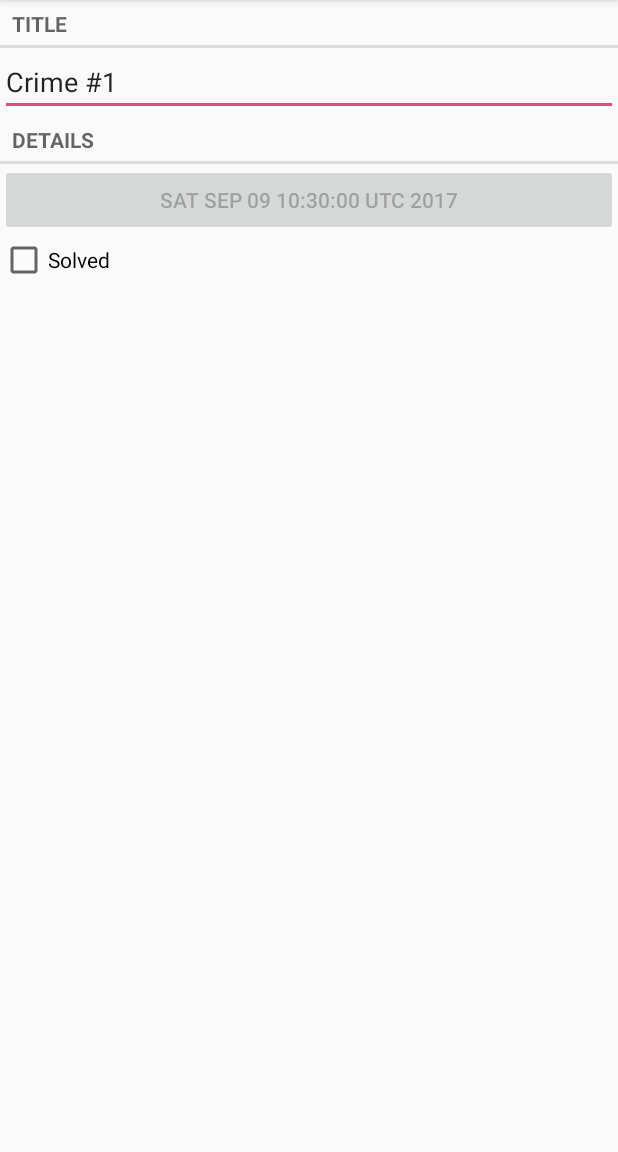
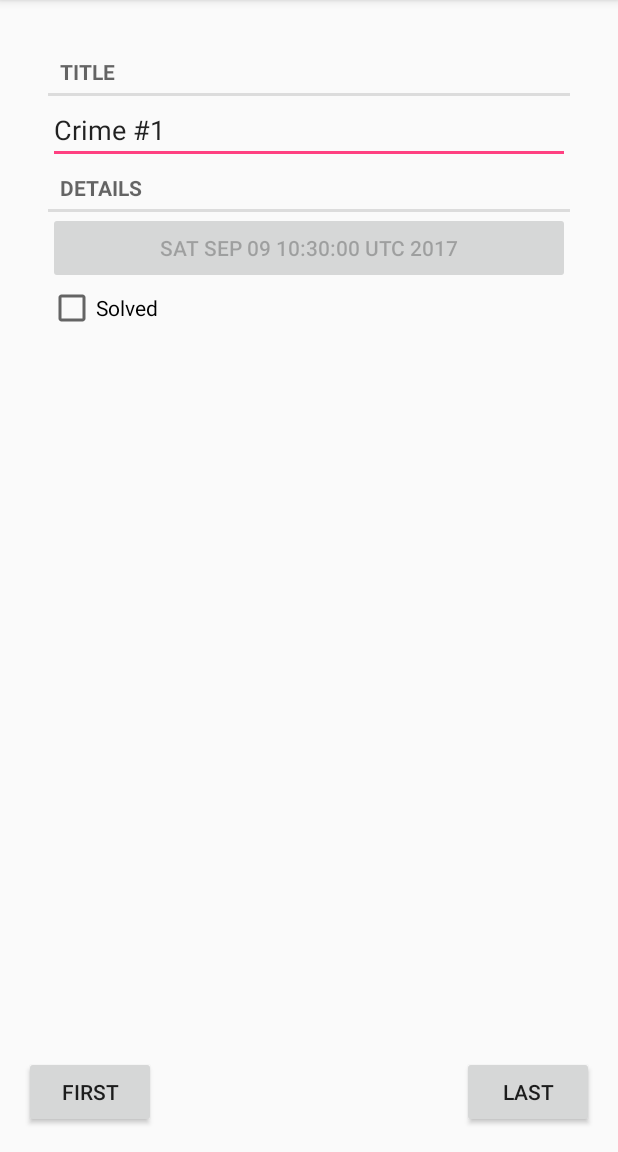
Before and after one commit to macuta/CriminalIntent, an Android app: the screen it shows after launch (CrimePagerActivity), after a tap on an icon or button, on a phone screen of 412 x 824 dp, the part 84-1236 px from its top. Run offline under Robolectric (Android 15) with nearby library versions, the phone set to English and light mode, and no system bars.

Commit message:
first and last buttons

```diff
--- a/app/src/main/java/com/bignerdranch/android/criminalintent/CrimePagerActivity.java
+++ b/app/src/main/java/com/bignerdranch/android/criminalintent/CrimePagerActivity.java
@@ -9,6 +9,9 @@ import android.support.v4.app.FragmentManager;
 import android.support.v4.app.FragmentStatePagerAdapter;
 import android.support.v4.view.ViewPager;
 import android.support.v7.app.AppCompatActivity;
+import android.view.View;
+import android.widget.Button;
+import android.widget.Toast;
 
 import java.util.List;
 import java.util.UUID;
@@ -18,6 +21,8 @@ public class CrimePagerActivity extends AppCompatActivity
     private static final String EXTRA_CRIME_ID = "com.bignerdranch.android.criminalintent.crime_id";
     private ViewPager mViewPager;
     private List<Crime> mCrimes;
+    private Button mFirstButton;
+    private Button mLastButton;
 
     public static Intent newIntent(Context packageContext, UUID crimeId) {
         Intent intent = new Intent(packageContext, CrimePagerActivity.class);
@@ -34,7 +39,38 @@ public class CrimePagerActivity extends AppCompatActivity
 
         UUID crimeId = (UUID) getIntent().getSerializableExtra(EXTRA_CRIME_ID);
 
+        mFirstButton = (Button) findViewById(R.id.button_first);
+        mLastButton = (Button) findViewById(R.id.button_last);
+
         mViewPager = (ViewPager) findViewById(R.id.crime_view_pager);
+        mViewPager.addOnPageChangeListener(new ViewPager.OnPageChangeListener() {
+            @Override
+            public void onPageScrolled(int position, float positionOffset, int positionOffsetPixels) {
+
+            }
+
+            @Override
+            public void onPageSelected(int position) {
+                Toast.makeText(getApplicationContext(), "" + position, Toast.LENGTH_SHORT).show();
+
+                if (position == mCrimes.size()-1) {
+                    mLastButton.setEnabled(false);
+                } else {
+                    mLastButton.setEnabled(true);
+                }
+
+                if (position == 0) {
+                    mFirstButton.setEnabled(false);
+                } else {
+                    mFirstButton.setEnabled(true);
+                }
+            }
+
+            @Override
+            public void onPageScrollStateChanged(int state) {
+
+            }
+        });
         mCrimes = CrimeLab.get(this).getCrimes();
         FragmentManager fragmentManager = getSupportFragmentManager();
         mViewPager.setAdapter(new FragmentStatePagerAdapter(fragmentManager) {
@@ -56,5 +92,19 @@ public class CrimePagerActivity extends AppCompatActivity
                 break;
             }
         }
+
+        mFirstButton.setOnClickListener(new View.OnClickListener() {
+            @Override
+            public void onClick(View v) {
+              mViewPager.setCurrentItem(0);
+            }
+        });
+
+        mLastButton.setOnClickListener(new View.OnClickListener() {
+            @Override
+            public void onClick(View v) {
+                mViewPager.setCurrentItem(mCrimes.size()-1);
+            }
+        });
     }
 }
--- a/app/src/main/res/layout/activity_crime_pager.xml
+++ b/app/src/main/res/layout/activity_crime_pager.xml
@@ -1,6 +1,27 @@
 <?xml version="1.0" encoding="utf-8"?>
-<android.support.v4.view.ViewPager xmlns:android="http://schemas.android.com/apk/res/android"
-    android:id="@+id/crime_view_pager"
+<FrameLayout
     android:layout_width="match_parent"
-    android:layout_height="match_parent">
-</android.support.v4.view.ViewPager>
+    android:layout_height="match_parent"
+    xmlns:android="http://schemas.android.com/apk/res/android">
+    <Button
+        android:text="First"
+        android:layout_width="wrap_content"
+        android:layout_height="wrap_content"
+        android:id="@+id/button_first"
+        android:layout_gravity="bottom"
+        android:layout_margin="16dp"/>
+    <Button
+        android:text="Last"
+        android:layout_width="wrap_content"
+        android:layout_height="wrap_content"
+        android:id="@+id/button_last"
+        android:layout_gravity="bottom|right"
+        android:layout_margin="16dp"/>
+    <android.support.v4.view.ViewPager
+        xmlns:android="http://schemas.android.com/apk/res/android"
+        android:id="@+id/crime_view_pager"
+        android:layout_width="match_parent"
+        android:layout_height="match_parent"
+        android:padding="16dp">
+    </android.support.v4.view.ViewPager>
+</FrameLayout>
--- a/app/src/main/res/layout/fragment_crime.xml
+++ b/app/src/main/res/layout/fragment_crime.xml
@@ -1,5 +1,12 @@
 <?xml version="1.0" encoding="utf-8"?>
 <LinearLayout xmlns:android="http://schemas.android.com/apk/res/android"
+    xmlns:app="http://schemas.android.com/apk/res-auto"
+    xmlns:tools="http://schemas.android.com/tools"
+    android:layout_width="match_parent"
+    android:layout_height="match_parent"
+    android:orientation="vertical">
+
+    <LinearLayout
         android:layout_width="match_parent"
         android:layout_height="match_parent"
         android:layout_margin="16dp"
@@ -29,5 +36,6 @@
             android:layout_width="match_parent"
             android:layout_height="wrap_content"
             android:text="@string/crime_solved_label"/>
+    </LinearLayout>
 
 </LinearLayout>
--- a/app/src/main/res/values/strings.xml
+++ b/app/src/main/res/values/strings.xml
@@ -4,4 +4,6 @@
     <string name="crime_title_label">Title</string>
     <string name="crime_details_label">Details</string>
     <string name="crime_solved_label">Solved</string>
+    <string name="crime_first">first</string>
+    <string name="crime_last">last</string>
 </resources>
```
Lines whose indentation alone changed are shown as unchanged.
